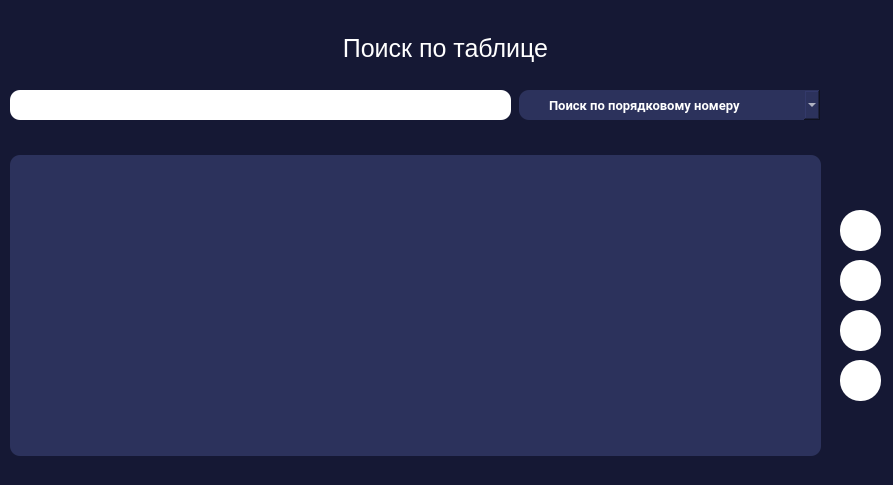
This is static/ui/search_table.ui in AlexandrVino/CyberSchool as Qt 5 draws it before an edit. The edited form follows.
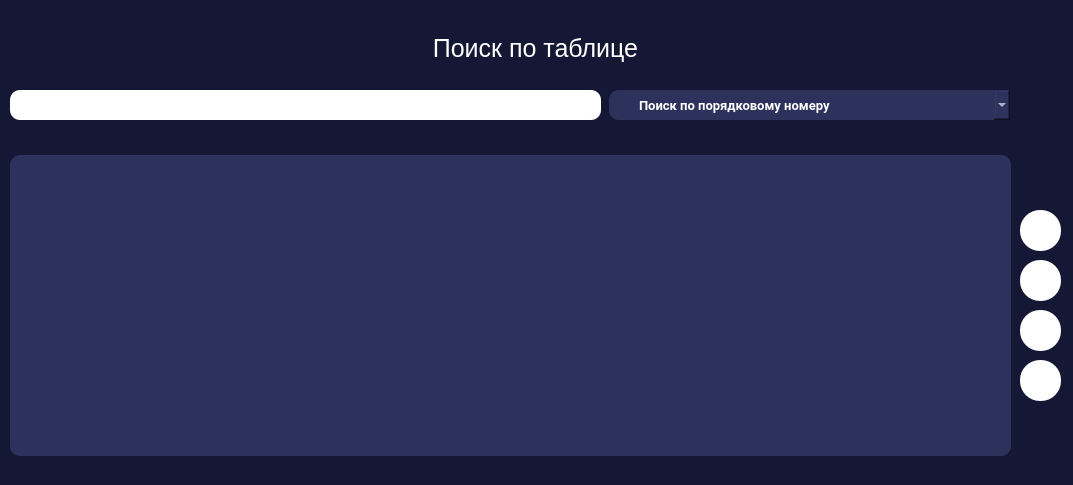
This is the edited form. Icons and pictures are not drawn.

The edit to the form file:
```diff
--- a/static/ui/search_table.ui
+++ b/static/ui/search_table.ui
@@ -6,7 +6,7 @@
    <rect>
     <x>0</x>
     <y>0</y>
-    <width>893</width>
+    <width>1073</width>
     <height>485</height>
    </rect>
   </property>
@@ -21,7 +21,7 @@
    <widget class="QPushButton" name="print_btn">
     <property name="geometry">
      <rect>
-      <x>840</x>
+      <x>1020</x>
       <y>360</y>
       <width>41</width>
       <height>41</height>
@@ -55,7 +55,7 @@
      <rect>
       <x>10</x>
       <y>155</y>
-      <width>811</width>
+      <width>1001</width>
       <height>301</height>
      </rect>
     </property>
@@ -69,13 +69,15 @@
     </property>
     <property name="styleSheet">
      <string notr="true">background-color: #2c325c;
-border-radius: 10px;</string>
+border-radius: 10px;
+color: #fff;
+</string>
     </property>
    </widget>
    <widget class="QPushButton" name="reset_search_btn">
     <property name="geometry">
      <rect>
-      <x>840</x>
+      <x>1020</x>
       <y>260</y>
       <width>41</width>
       <height>41</height>
@@ -107,7 +109,7 @@
    <widget class="QPushButton" name="add_certificate_btn">
     <property name="geometry">
      <rect>
-      <x>840</x>
+      <x>1020</x>
       <y>310</y>
       <width>41</width>
       <height>41</height>
@@ -139,9 +141,9 @@
    <widget class="QComboBox" name="search_criteria">
     <property name="geometry">
      <rect>
-      <x>519</x>
+      <x>609</x>
       <y>90</y>
-      <width>301</width>
+      <width>401</width>
       <height>30</height>
      </rect>
     </property>
@@ -204,7 +206,7 @@
    <widget class="QPushButton" name="find_btn">
     <property name="geometry">
      <rect>
-      <x>840</x>
+      <x>1020</x>
       <y>210</y>
       <width>41</width>
       <height>41</height>
@@ -241,7 +243,7 @@
      <rect>
       <x>10</x>
       <y>90</y>
-      <width>501</width>
+      <width>591</width>
       <height>30</height>
      </rect>
     </property>
@@ -264,7 +266,7 @@
      <rect>
       <x>10</x>
       <y>30</y>
-      <width>871</width>
+      <width>1051</width>
       <height>36</height>
      </rect>
     </property>
```
Left out of the diff: 2 changed lines with no effect on the pictures.
